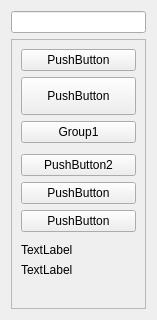
rojarsmith/lab, file QtCreator/QtWidgetBasic/toolbox/toolbox.ui: the form before one commit.
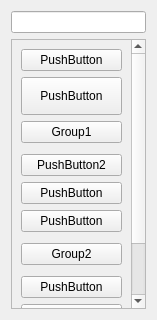
The form after the commit. Custom widgets are drawn as their Qt base class.

Commit message: +Add Group 2 example.

Diff of the .ui file:
```diff
--- a/QtCreator/QtWidgetBasic/toolbox/toolbox.ui
+++ b/QtCreator/QtWidgetBasic/toolbox/toolbox.ui
@@ -26,9 +26,9 @@
       <property name="geometry">
        <rect>
         <x>0</x>
-        <y>0</y>
-        <width>137</width>
-        <height>274</height>
+        <y>-72</y>
+        <width>120</width>
+        <height>350</height>
        </rect>
       </property>
       <layout class="QVBoxLayout" name="verticalLayout_2">
@@ -96,6 +96,37 @@
          </item>
         </layout>
        </item>
+       <item>
+        <widget class="QGroupImageToggleButton" name="pushButton_7">
+         <property name="text">
+          <string>Group2</string>
+         </property>
+        </widget>
+       </item>
+       <item>
+        <layout class="QVBoxLayout" name="verticalLayout_4">
+         <property name="topMargin">
+          <number>5</number>
+         </property>
+         <property name="bottomMargin">
+          <number>5</number>
+         </property>
+         <item>
+          <widget class="QImageToggleButton" name="pushButton_8">
+           <property name="text">
+            <string>PushButton</string>
+           </property>
+          </widget>
+         </item>
+         <item>
+          <widget class="QImageToggleButton" name="pushButton_9">
+           <property name="text">
+            <string>PushButton</string>
+           </property>
+          </widget>
+         </item>
+        </layout>
+       </item>
        <item>
         <widget class="QLabel" name="label_4">
          <property name="text">
@@ -145,6 +176,11 @@
    <extends>QPushButton</extends>
    <header>qt_group_image_toggle_button/qgroupimagetogglebutton.h</header>
   </customwidget>
+  <customwidget>
+   <class>FilterLineEdit</class>
+   <extends>QLineEdit</extends>
+   <header>qt_filter_line_edit/filterlineedit.h</header>
+  </customwidget>
  </customwidgets>
  <resources/>
  <connections/>
```
Left out of the diff: 2 changed lines with no effect on the pictures. The commit also changes 8 other files.
